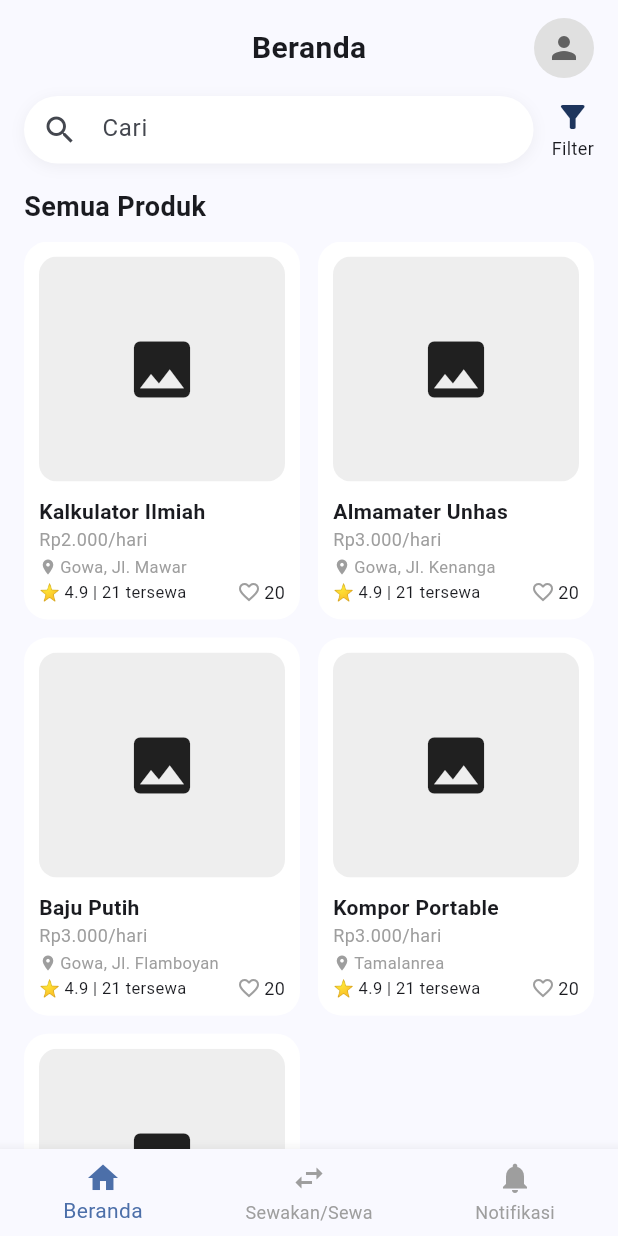
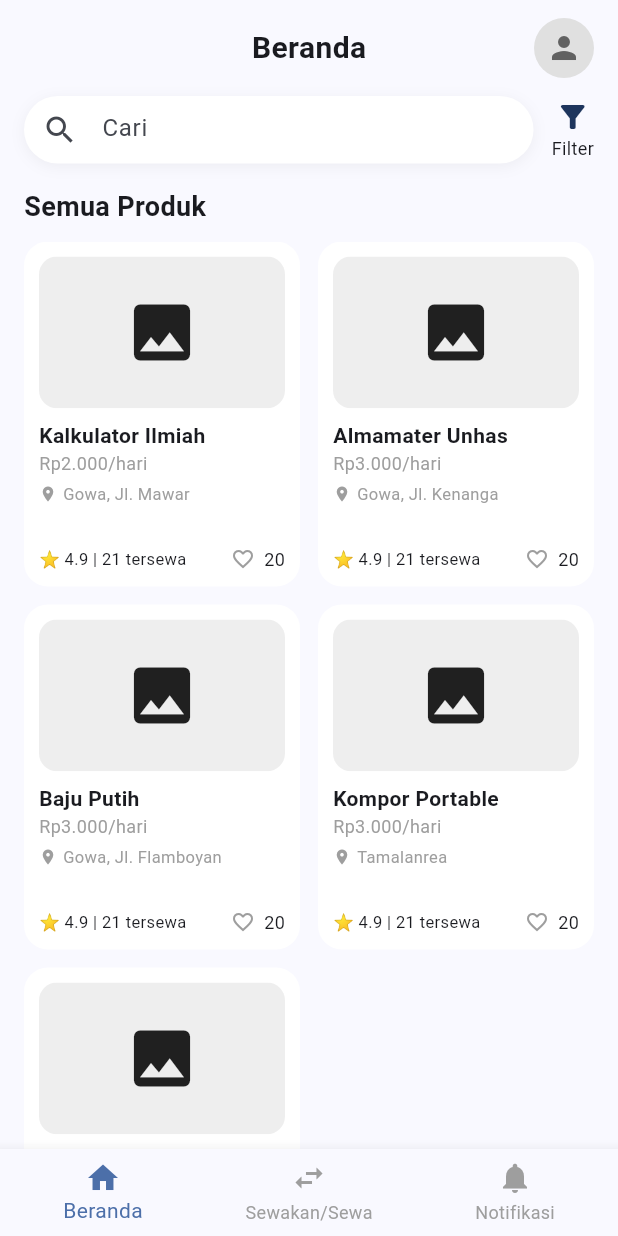
Before and after one commit to laviolesta/Mobile-A-5-asoy, a Flutter app: the HomePage screen opened directly, on a phone screen of 412 x 824 dp. Run offline on Flutter 3.47's test engine with Material 3 defaults, Android fonts, the light colour scheme and no system bars; our stand-ins replace cloud_firestore, firebase_auth, firebase_core, firebase_storage, font_awesome_flutter, geocoding and 3 more; accounts and stored records are empty.

Commit message:
perbaiki tampilan

```diff
--- a/lib/pages/home_page.dart
+++ b/lib/pages/home_page.dart
@@ -31,7 +31,7 @@ class _HomePageState extends State<HomePage> {
       "status": "tersedia",
       "location": "Gowa, Jl. Mawar",
       "rentalInfo": null,
-      "id": "prod_001", // Tambahkan ID dummy untuk _likedProducts berfungsi
+      "id": "prod_001",
     },
     {
       "name": "Almamater Unhas",
@@ -91,7 +91,6 @@ class _HomePageState extends State<HomePage> {
 
   // 2. FUNGSI UNTUK MEMUAT DATA LIKED PRODUCTS
   void _loadLikedProducts() async {
-    // Memanggil _productService yang sudah dideklarasikan
     final List<String> likedIds = await _productService.getLikedProductIds();
 
     if (mounted) {
@@ -181,6 +180,31 @@ class _HomePageState extends State<HomePage> {
 
   @override
   Widget build(BuildContext context) {
+    // Ambil ukuran layar untuk membuat grid responsif
+    final double screenWidth = MediaQuery.of(context).size.width;
+    // padding horizontal yang dipakai di GridView
+    const double horizontalPadding = 16.0 * 2; // kiri+kanan
+    const double gridSpacing = 12.0;
+
+    // Tentukan crossAxisCount berdasarkan lebar layar
+    int crossAxisCount = 2;
+    if (screenWidth >= 900) {
+      crossAxisCount = 4;
+    } else if (screenWidth >= 700) {
+      crossAxisCount = 3;
+    } else {
+      crossAxisCount = 2;
+    }
+
+    // Hitung lebar item (tersisa setelah padding & spacing)
+    final double usableWidth = screenWidth - horizontalPadding - (gridSpacing * (crossAxisCount - 1));
+    final double itemWidth = usableWidth / crossAxisCount;
+
+    // Tentukan target tinggi kartu (relatif)
+    // Gunakan rasio yang nyaman sehingga konten tidak saling bertumpuk
+    final double itemHeight = itemWidth * 1.25; // sedikit lebih tinggi dari lebar
+    final double childAspectRatio = itemWidth / itemHeight;
+
     return Scaffold(
       body: Column(
         children: [
@@ -254,15 +278,15 @@ class _HomePageState extends State<HomePage> {
               padding: const EdgeInsets.symmetric(horizontal: 16),
               child: GridView.builder(
                 itemCount: filteredProducts.length,
-                gridDelegate: const SliverGridDelegateWithFixedCrossAxisCount(
-                  crossAxisCount: 2,
-                  mainAxisSpacing: 12,
-                  crossAxisSpacing: 12,
-                  childAspectRatio: 0.73,
+                gridDelegate: SliverGridDelegateWithFixedCrossAxisCount(
+                  crossAxisCount: crossAxisCount,
+                  mainAxisSpacing: gridSpacing,
+                  crossAxisSpacing: gridSpacing,
+                  childAspectRatio: childAspectRatio,
                 ),
                 itemBuilder: (context, index) {
                   final item = filteredProducts[index];
-                  return _buildProductCard(context, item);
+                  return _buildProductCard(context, item, itemWidth, itemHeight);
                 },
               ),
             ),
@@ -278,14 +302,16 @@ class _HomePageState extends State<HomePage> {
   }
 
   // === CARD PRODUK + NAVIGASI KE DETAIL ===
-  Widget _buildProductCard(BuildContext context, Map<String, dynamic> item) {
+  Widget _buildProductCard(BuildContext context, Map<String, dynamic> item, double itemWidth, double itemHeight) {
     // Tentukan apakah produk ini disukai atau tidak untuk ikon hati
     final bool isProductLiked = _likedProducts.contains(item['id']);
     final bool isRented = item["status"] == "disewa";
 
+    // kalkulasi image height berdasarkan lebar item
+    final double imageHeight = itemWidth * 0.55; // sekitar 55% dari lebar
+
     return GestureDetector(
       onTap: () async {
-        // Navigasi ke DetailPage
         await Navigator.push(
           context,
           NoAnimationPageRoute(
@@ -296,9 +322,6 @@ class _HomePageState extends State<HomePage> {
             ),
           ),
         );
-
-        // Setelah kembali dari DetailPage (misalnya user melakukan like/unlike)
-        // Muat ulang daftar produk yang disukai
         _loadLikedProducts();
       },
       child: Stack(
@@ -309,25 +332,31 @@ class _HomePageState extends State<HomePage> {
               color: Colors.white,
               borderRadius: BorderRadius.circular(16),
             ),
+            child: SizedBox(
+              // Gunakan ukuran eksplisit agar isi menyesuaikan tinggi
+              width: itemWidth,
+              height: itemHeight,
               child: Column(
                 crossAxisAlignment: CrossAxisAlignment.start,
                 children: [
-                // Gambar
+                  // Gambar (responsif)
                   ClipRRect(
                     borderRadius: BorderRadius.circular(12),
                     child: Container(
-                    height: 150,
+                      height: imageHeight,
                       width: double.infinity,
                       color: Colors.grey[200],
                       child: const Icon(Icons.image, size: 50),
                     ),
                   ),
 
-                const SizedBox(height: 10),
+                  const SizedBox(height: 8),
 
                   Text(
                     item["name"],
                     style: const TextStyle(fontWeight: FontWeight.bold),
+                    maxLines: 2,
+                    overflow: TextOverflow.ellipsis,
                   ),
 
                   Text(
@@ -335,15 +364,19 @@ class _HomePageState extends State<HomePage> {
                     style: const TextStyle(fontSize: 12, color: Colors.grey),
                   ),
 
-                const SizedBox(height: 2),
+                  const SizedBox(height: 4),
 
                   Row(
                     children: [
                       const Icon(Icons.location_on, size: 12, color: Colors.grey),
-                    const SizedBox(width: 2),
-                    Text(
+                      const SizedBox(width: 4),
+                      Expanded(
+                        child: Text(
                           item["location"],
                           style: const TextStyle(fontSize: 11, color: Colors.grey),
+                          maxLines: 1,
+                          overflow: TextOverflow.ellipsis,
+                        ),
                       )
                     ],
                   ),
@@ -354,7 +387,6 @@ class _HomePageState extends State<HomePage> {
                     mainAxisAlignment: MainAxisAlignment.spaceBetween,
                     children: [
                       const Text("⭐ 4.9 | 21 tersewa", style: TextStyle(fontSize: 11)),
-                    // Tampilkan ikon hati berdasarkan status like
                       Row(
                         children: [
                           Icon(
@@ -362,13 +394,14 @@ class _HomePageState extends State<HomePage> {
                             color: isProductLiked ? Colors.red : Colors.grey,
                             size: 16,
                           ),
-                        const SizedBox(width: 2),
+                          const SizedBox(width: 6),
                           const Text("20", style: TextStyle(fontSize: 12)),
                         ],
                       )
                     ],
                   )
                 ],
+              ),
             ),
           ),
 
```
Also changed, not shown: lib/pages/sewa/sewa_page.dart (+65 -24 lines), lib/pages/detail_page.dart (indentation only). Lines whose indentation alone changed are shown as unchanged.
